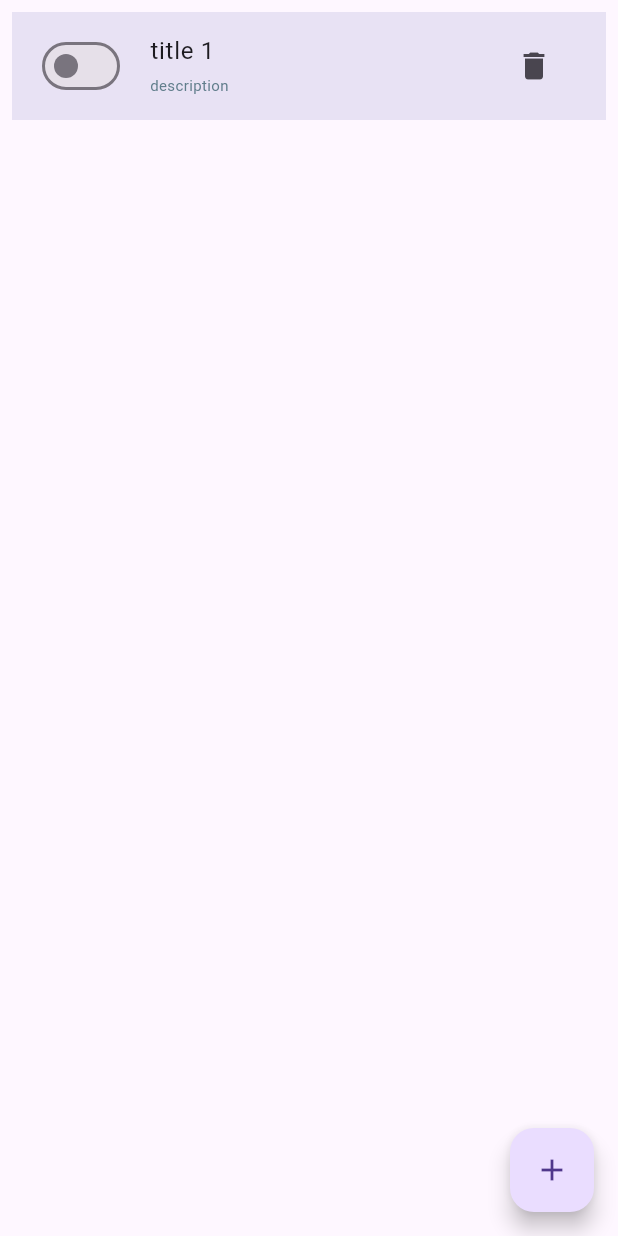
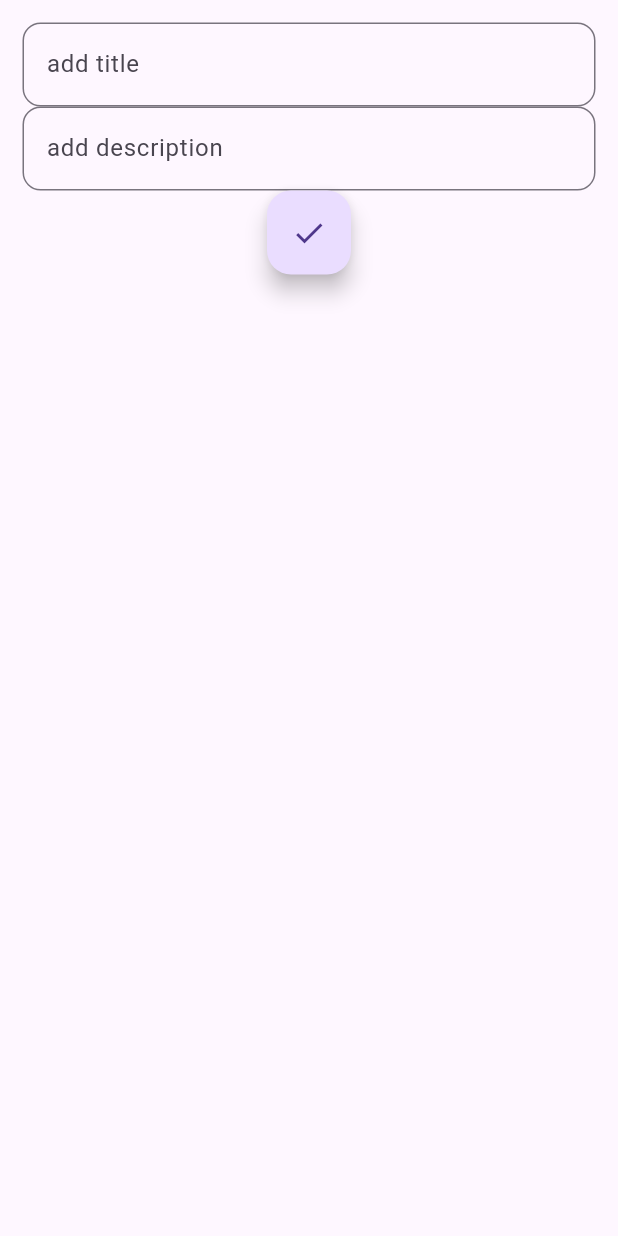
Before and after one commit to kasragh23/Todo_with_Get_X, a Flutter app: the screen it shows after launch, after a tap on the "add" icon, on a phone screen of 412 x 824 dp. Run offline on Flutter 3.47's test engine with Material 3 defaults, Android fonts, the phone set to English and light mode, and no system bars; our stand-ins replace get.

Commit message:
add todo page and etc

```diff
--- a/lib/src/infrastructure/route/route_names.dart
+++ b/lib/src/infrastructure/route/route_names.dart
@@ -1,5 +1,7 @@
+import 'package:getx/src/infrastructure/route/route_path.dart';
+
 class RouteNames {
-  static const String todoList = '/';
-  static const String addTodo = '/add-todo';
-  static const String editTodo = '/edit';
+  static const String todoList = RoutePath.todoList;
+  static  String addTodo = '${RoutePath.todoList}${RoutePath.addTodo}';
+  static  String editTodo = '${RoutePath.todoList}${RouteNames.editTodo}';
 }
--- a/lib/src/infrastructure/route/route_pages.dart
+++ b/lib/src/infrastructure/route/route_pages.dart
@@ -1,14 +1,24 @@
 import 'package:get/get.dart';
-import 'package:getx/src/infrastructure/route/route_names.dart';
-import 'package:getx/src/todo_list/commons/todo_list_binding.dart';
-import 'package:getx/src/todo_list/view/todo_list_page.dart';
+import 'package:getx/src/infrastructure/route/route_path.dart';
+import 'package:getx/src/pages/add_todo/commons/add_todo_binding.dart';
+import 'package:getx/src/pages/todo_list/commons/todo_list_binding.dart';
+import 'package:getx/src/pages/todo_list/view/todo_list_page.dart';
+
+import '../../pages/add_todo/view/add_todo_page.dart';
 
 class RoutePages {
   static List<GetPage> pages = [
     GetPage(
-      name: RouteNames.todoList,
+      name: RoutePath.todoList,
       page: () => const TodoList(),
       binding: TodoListBinding(),
+      children: [
+        GetPage(
+          name: RoutePath.addTodo,
+          page: () => AddTodoPage(),
+          binding: AddTodoBinding(),
+        ),
+      ],
     )
   ];
 }
--- /dev/null
+++ b/lib/src/infrastructure/route/route_path.dart
@@ -0,0 +1,5 @@
+class RoutePath {
+  static const String todoList = '/home';
+  static const String addTodo = '/add-todo';
+  static const String editTodo = '/edit';
+}
--- /dev/null
+++ b/lib/src/pages/add_todo/commons/add_todo_binding.dart
@@ -0,0 +1,13 @@
+import 'package:get/get.dart';
+import 'package:getx/src/pages/add_todo/add_todo_controller/add_todo_controller.dart';
+
+
+class AddTodoBinding extends Bindings{
+
+
+  @override
+  void dependencies() {
+    Get.parameters;
+    Get.put(AddTodoController());
+  }
+}
--- /dev/null
+++ b/lib/src/pages/add_todo/view/add_todo_page.dart
@@ -0,0 +1,40 @@
+import 'package:get/get.dart';
+import 'package:flutter/material.dart';
+import 'package:getx/src/pages/add_todo/add_todo_controller/add_todo_controller.dart';
+
+class AddTodoPage extends GetView<AddTodoController> {
+  const AddTodoPage({super.key});
+
+  @override
+  Widget build(BuildContext context) => Scaffold(
+        body: Padding(
+          padding: EdgeInsets.all(15),
+          child: Column(
+            mainAxisSize: MainAxisSize.min,
+            children: [
+              TextField(
+                controller: controller.titleTodoController,
+                decoration: InputDecoration(
+                    labelText: 'add title',
+                    border: OutlineInputBorder(
+                      borderRadius: BorderRadius.circular(12),
+                    )),
+              ),
+              TextField(
+                controller: controller.descriptionController,
+                decoration: InputDecoration(
+                  labelText: 'add description',
+                  border: OutlineInputBorder(
+                    borderRadius: BorderRadius.circular(12),
+                  ),
+                ),
+              ),
+              FloatingActionButton(
+                onPressed: controller.returnData,
+                child: Icon(Icons.check),
+              )
+            ],
+          ),
+        ),
+      );
+}
--- /dev/null
+++ b/lib/src/pages/todo_list/commons/todo_list_binding.dart
@@ -0,0 +1,10 @@
+import 'package:get/get.dart';
+import 'package:getx/src/pages/todo_list/controller/todo_list_controller.dart';
+
+class TodoListBinding extends Bindings{
+
+  @override
+  void dependencies(){
+    Get.lazyPut(() => TodoListController());
+  }
+}
--- /dev/null
+++ b/lib/src/pages/todo_list/controller/todo_list_controller.dart
@@ -0,0 +1,84 @@
+import 'package:get/get.dart';
+import 'package:getx/src/infrastructure/route/route_names.dart';
+import 'package:getx/src/pages/todo_list/models/todo_view_model.dart';
+
+
+class TodoListController extends GetxController {
+  RxList<TodoViewModel> todos = <TodoViewModel>[].obs;
+
+  int countId = 0;
+
+  void addTodo() async {
+    /*todos.add(
+      TodoViewModel(
+          id: count,
+          title: 'title ${count + 1}',
+          description: 'description',
+          isDone: false),
+    );*/
+    final result = await Get.toNamed(RouteNames.addTodo);
+    if (result != null) {
+      todos.add(TodoViewModel(
+        id: countId,
+        title: result[0],
+        description: result[1],
+        isDone: false,
+      ));
+      ++countId;
+    }
+  }
+
+  Future<void> addTodo2() async {
+    final result = await Get.toNamed(RouteNames.addTodo);
+    if (result != null) {
+      final newTodo = TodoViewModel(
+        id: ++countId,
+        title: result['title']!,
+        description: result['description']!,
+        isDone: false,
+      );
+
+      todos.add(result);
+    }
+  }
+
+  void onDoneChanged({
+    required int todoId,
+    required bool newValue,
+  }) {
+    final int index = todos.indexWhere((element) => element.id == todoId);
+
+    final TodoViewModel newTodo = todos[index].copyWith(isDone: newValue);
+
+    todos[index] = newTodo;
+  }
+
+  void deleteTodo(
+    int todoId,
+  ) {
+    int index = todos.indexWhere((element) => element.id == todoId);
+    if (!todos[index].isDone) {
+      todos.removeAt(index);
+    }
+  }
+
+//check copyWith()
+// void onDoneChanged2() {
+//   final TodoViewModel firstTodo = TodoViewModel(
+//     id: 1,
+//     title: 'title',
+//     description: 'description',
+//     isDone: false,
+//   );
+//
+//
+// final TodoViewModel secondTodo = TodoViewModel(
+//   id: 2,
+//   title: 'newTitle',
+//   description: 'description',
+//   isDone: false,
+// );
+// print(firstTodo);
+// print(secondTodo);
+// }
+}
--- a/lib/src/todo_list/models/todo_view_model.dart
+++ b/lib/src/pages/todo_list/models/todo_view_model.dart
@@ -23,4 +23,9 @@ class TodoViewModel {
         description: description ?? this.description,
         isDone: isDone ?? this.isDone,
       );
+
+  //check copyWith()
+  // @override
+  // String toString() =>
+  //     'id: $id title: $title description: $description isDone: $isDone';
 }
--- a/lib/src/todo_list/view/todo_list_page.dart
+++ b/lib/src/pages/todo_list/view/todo_list_page.dart
@@ -1,7 +1,7 @@
 import 'package:flutter/material.dart';
 import 'package:get/get.dart';
-import 'package:getx/src/todo_list/controller/todo_list_controller.dart';
-import 'package:getx/src/todo_list/view/widget/todo_list_item.dart';
+import 'package:getx/src/pages/todo_list/controller/todo_list_controller.dart';
+import 'package:getx/src/pages/todo_list/view/widget/todo_list_item.dart';
 
 class TodoList extends GetView<TodoListController> {
   const TodoList({super.key});
--- a/lib/src/todo_list/view/widget/add_button.dart
+++ b/lib/src/pages/todo_list/view/widget/add_button.dart
@@ -1,6 +1,6 @@
 import 'package:flutter/material.dart';
 import 'package:get/get.dart';
-import 'package:getx/src/todo_list/controller/todo_list_controller.dart/';
+import 'package:getx/src/pages/todo_list/controller/todo_list_controller.dart/';
 
 class AddButton extends GetView<TodoListController> {
   const AddButton({super.key});
--- a/lib/src/todo_list/view/widget/todo_list_item.dart
+++ b/lib/src/pages/todo_list/view/widget/todo_list_item.dart
@@ -1,7 +1,7 @@
 import 'package:flutter/material.dart';
 import 'package:get/get.dart';
-import 'package:getx/src/todo_list/models/todo_view_model.dart';
-import 'package:getx/src/todo_list/controller/todo_list_controller.dart';
+import 'package:getx/src/pages/todo_list/models/todo_view_model.dart';
+import 'package:getx/src/pages/todo_list/controller/todo_list_controller.dart';
 
 class TodoListItem extends GetView<TodoListController> {
   const TodoListItem({
@@ -32,7 +32,7 @@ class TodoListItem extends GetView<TodoListController> {
             ),
           ),
           trailing: IconButton(
-            onPressed: () => controller.deleteTodo(todo.id, todo.isDone == false),
+            onPressed: () => controller.deleteTodo(todo.id),
             icon: const Icon(Icons.delete),
           ),
         ),
--- a/lib/src/todo_list/commons/todo_list_binding.dart
+++ /dev/null
@@ -1,10 +0,0 @@
-import 'package:get/get.dart';
-import 'package:getx/src/todo_list/controller/todo_list_controller.dart';
-
-class TodoListBinding extends Bindings{
-
-  @override
-  void dependencies(){
-    Get.put(TodoListController());
-  }
-}
--- a/lib/src/todo_list/controller/todo_list_controller.dart
+++ /dev/null
@@ -1,37 +0,0 @@
-import 'package:get/get.dart';
-import 'package:getx/src/todo_list/models/todo_view_model.dart';
-
-class TodoListController extends GetxController {
-  RxList<TodoViewModel> todos = <TodoViewModel>[].obs;
-
-  int count = 0;
-
-
-    void addTodo() {
-      todos.add(
-        TodoViewModel(
-            id: count,
-            title: 'title ${count + 1}',
-            description: 'description',
-            isDone: false),
-      );
-      count++;
-    }
-
-    void onDoneChanged({
-      required int todoId,
-      required bool newValue,
-    }) {
-      final int index = todos.indexWhere((element) => element.id == todoId);
-
-      final TodoViewModel newTodo = todos[index].copyWith(isDone: newValue);
-
-      todos[index] = newTodo;
-    }
-
-    void deleteTodo(int todoId, bool isDone) {
-      if (isDone) {
-        todos.removeWhere((element) => element.id == todoId);
-      }
-    }
-  }
```
Also changed, not shown: lib/src/pages/add_todo/add_todo_controller/add_todo_controller.dart (added, +33 -0 lines), lib/src/infrastructure/utils/utils.dart (added).
